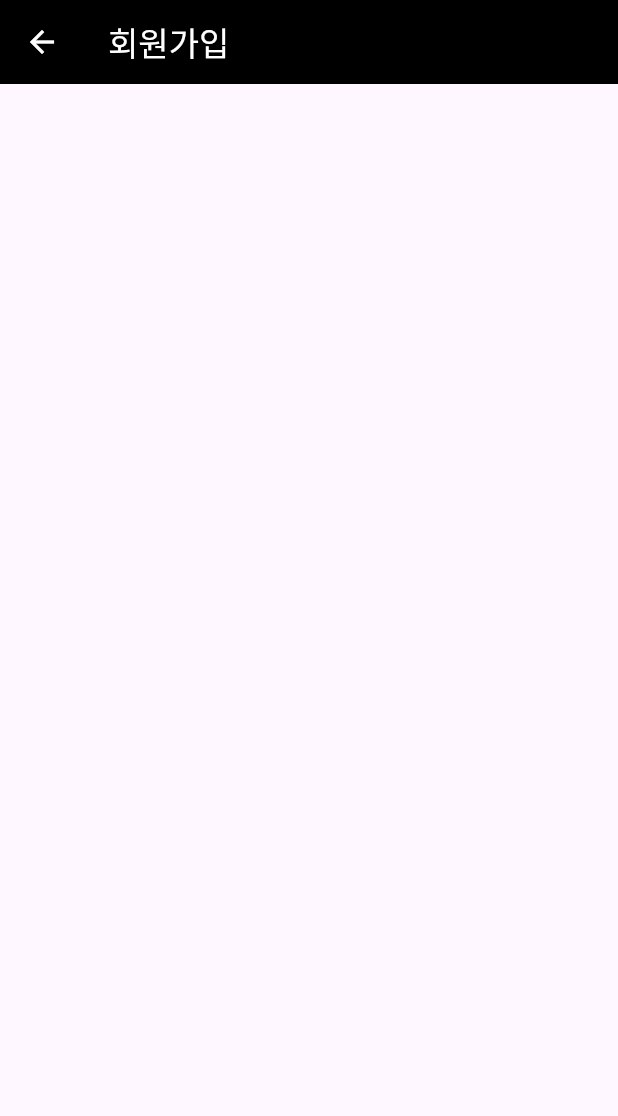
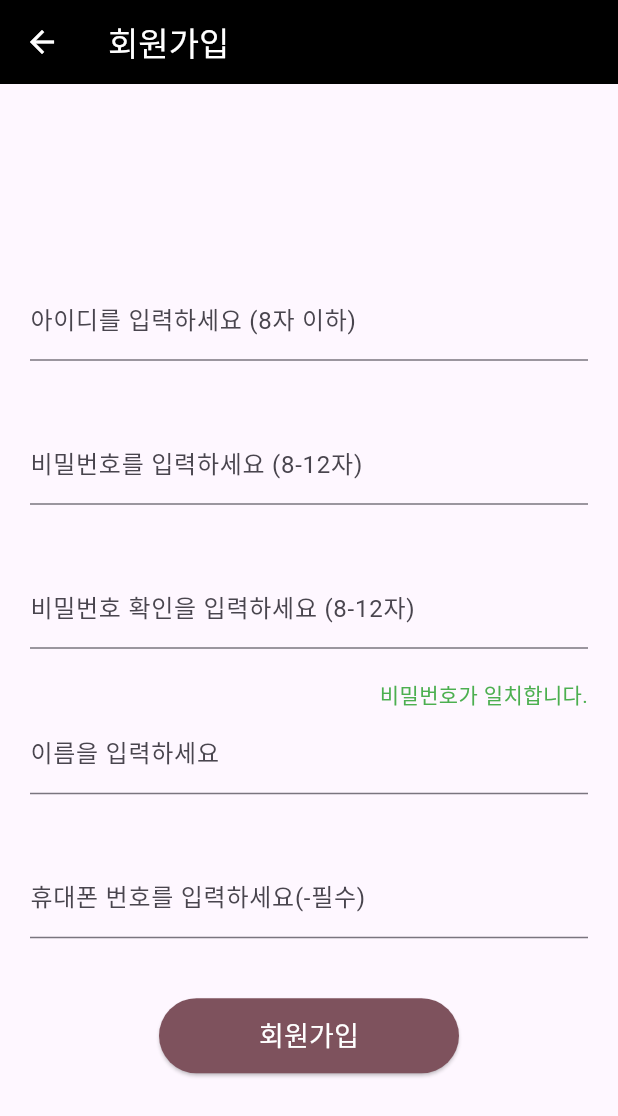
Before and after one commit to shin-na-ra/CRUD_board, a Flutter app: the RegisterPage screen opened directly, on a phone screen of 412 x 824 dp. Shown: the top 1116 px of the screen. Run offline on Flutter 3.47's test engine with Material 3 defaults, Android fonts, the phone set to English and light mode, and no system bars; our stand-ins replace cloud_firestore, firebase_core, get; accounts and stored records are empty.

Commit message:
회원가입 페이지 생성

```diff
--- a/lib/view/login/register.dart
+++ b/lib/view/login/register.dart
@@ -1,5 +1,6 @@
 import 'package:crud_board/vm/vm_getx.dart';
 import 'package:flutter/material.dart';
+import 'package:flutter/services.dart';
 import 'package:get/instance_manager.dart';
 
 class RegisterPage extends StatefulWidget {
@@ -10,13 +11,148 @@ class RegisterPage extends StatefulWidget {
 }
 
 class _RegisterPageState extends State<RegisterPage> {
+
+  late TextEditingController nameController;
+  late TextEditingController telnoController;
+  late TextEditingController idController;
+  late TextEditingController pw1Controller;
+  late TextEditingController pw2Controller;
+
+  @override
+  void initState() {
+    super.initState();
+    nameController = TextEditingController();
+    telnoController = TextEditingController();
+    idController = TextEditingController();
+    pw1Controller = TextEditingController();
+    pw2Controller = TextEditingController();
+  }
+
+  @override
+  void dispose() {
+    nameController.dispose();
+    telnoController.dispose();
+    idController.dispose();
+    super.dispose();
+  }
+
   @override
   Widget build(BuildContext context) {
     final VMgetX controller = Get.put(VMgetX());
+
     return Scaffold(
       appBar: controller.myAppBar("회원가입"),
       body: Center(
+        child: Column(
+          mainAxisAlignment: MainAxisAlignment.center,
+          children: [
 
+            // id TextField
+            Padding(
+              padding: const EdgeInsets.all(20),
+                child: TextField(
+                  controller: idController,
+                  onChanged: (value) => setState(() {}),
+                  decoration: const InputDecoration(
+                    labelText: '아이디를 입력하세요 (8자 이하)',
+                  ),
+                  inputFormatters: [
+                    LengthLimitingTextInputFormatter(8),
+                  ],
+                  keyboardType: TextInputType.text,
+                ),
+            ),
+
+
+            // pw 입력 TextField
+            Padding(
+              padding: const EdgeInsets.all(20),
+                child: TextField(
+                  obscureText: true,
+                  controller: pw1Controller,
+                  onChanged: (value) => setState(() {}),
+                  decoration: const InputDecoration(
+                    labelText: '비밀번호를 입력하세요 (8-12자)',
+                  ),
+                  keyboardType: TextInputType.text,
+                  inputFormatters: [
+                    LengthLimitingTextInputFormatter(12),
+                  ],
+                ),
+            ),
+
+
+            // pw 입력 TextField
+            Padding(
+              padding: const EdgeInsets.all(20),
+                child: TextField(
+                  obscureText: true,
+                  controller: pw2Controller,
+                  onChanged: (value) => setState(() {}),
+                  decoration: const InputDecoration(
+                    labelText: '비밀번호 확인을 입력하세요 (8-12자)',
+                  ),
+                  keyboardType: TextInputType.text,
+                  inputFormatters: [
+                    LengthLimitingTextInputFormatter(12),
+                  ],
+                ),
+            ),
+
+            // pw1 == pw2 check 문구
+            Padding(
+              padding: const EdgeInsets.fromLTRB(0, 0, 20, 0),
+              child: Row(
+                mainAxisAlignment: MainAxisAlignment.end,
+                children: [
+                  pw1Controller.text == pw2Controller.text
+                  ? const Text(
+                    '비밀번호가 일치합니다.',
+                    style: TextStyle(
+                      color: Colors.green
+                    ),
+                  )
+                  : const Text(
+                    '비밀번호가 일치하지 않습니다.',
+                    style: TextStyle(
+                      color: Colors.red
+                    ),
+                  )
+                ],
+              ),
+            ),
+
+
+            // name TextField
+            Padding(
+              padding: const EdgeInsets.fromLTRB(20, 0, 20, 20),
+                child: TextField(
+                  controller: nameController,
+                  onChanged: (value) => setState(() {}),
+                  decoration: const InputDecoration(
+                    labelText: '이름을 입력하세요',
+                  ),
+                  keyboardType: TextInputType.text,
+                ),
+            ),
+
+
+            // 휴대폰번호 입력 TextField
+            Padding(
+              padding: const EdgeInsets.fromLTRB(20, 20, 20, 40),
+                child: TextField(
+                  controller: telnoController,
+                  onChanged: (value) => setState(() {}),
+                  decoration: const InputDecoration(
+                    labelText: '휴대폰 번호를 입력하세요(-필수)',
+                  ),
+                  keyboardType: TextInputType.text,
+                ),
+            ),
+
+            controller.myEleBtn(Theme.of(context).colorScheme.tertiary, Colors.white, "회원가입", 6, idController, pw1Controller, nameController, telnoController),
+          ]
+        ),
       ),
     );
   }
```
